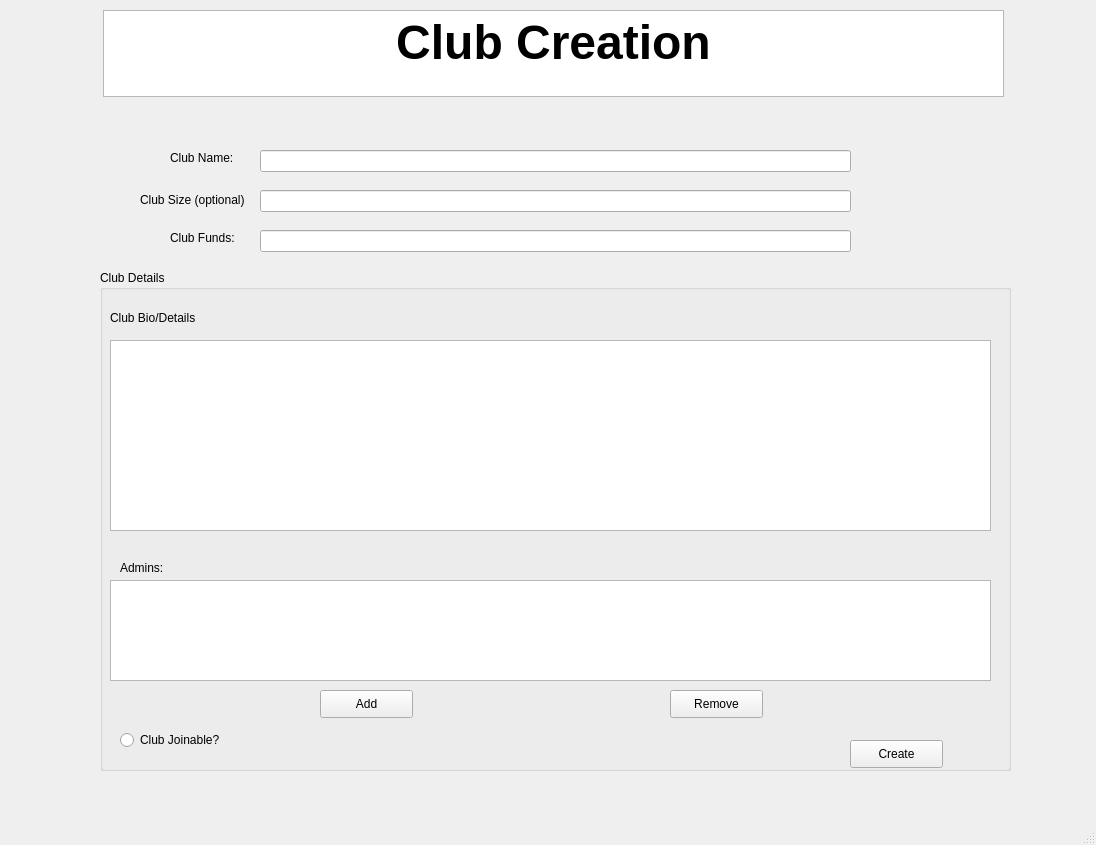
taqiKaAccount/Club-Management-System, file Club_Registration_4.ui: the form before one commit.
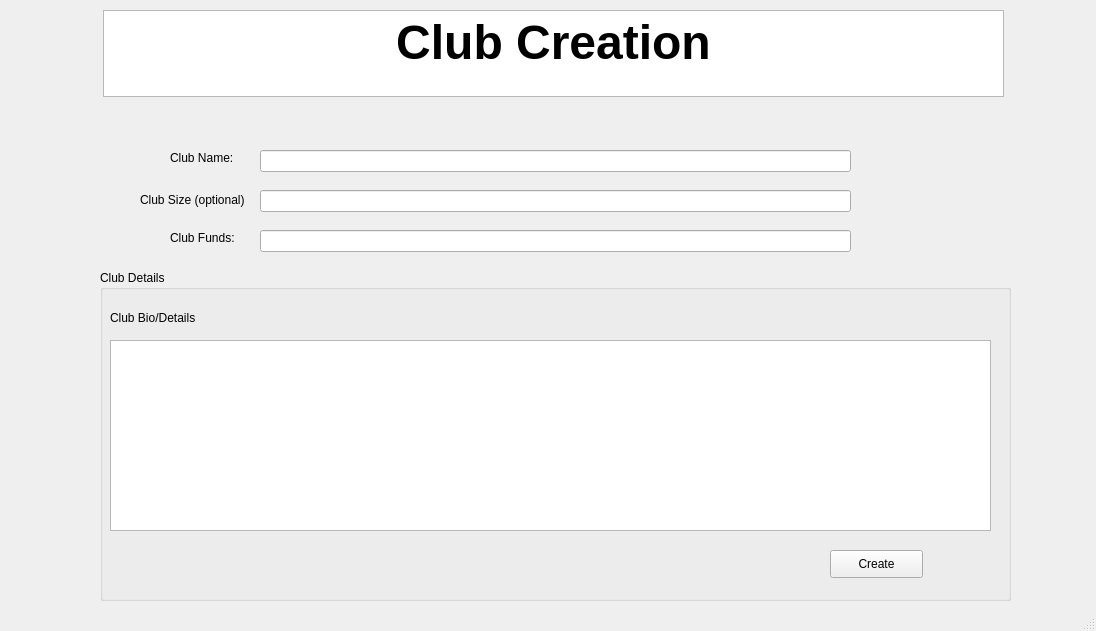
The form after the commit.

```diff
--- a/Club_Registration_4.ui
+++ b/Club_Registration_4.ui
@@ -7,7 +7,7 @@
     <x>0</x>
     <y>0</y>
     <width>1096</width>
-    <height>845</height>
+    <height>631</height>
    </rect>
   </property>
   <property name="windowTitle">
@@ -59,74 +59,12 @@
       <x>100</x>
       <y>270</y>
       <width>911</width>
-      <height>501</height>
+      <height>331</height>
      </rect>
     </property>
     <property name="title">
      <string>Club Details</string>
     </property>
-    <widget class="QRadioButton" name="radioButton">
-     <property name="geometry">
-      <rect>
-       <x>20</x>
-       <y>460</y>
-       <width>111</width>
-       <height>20</height>
-      </rect>
-     </property>
-     <property name="text">
-      <string>Club Joinable?</string>
-     </property>
-    </widget>
-    <widget class="QTableView" name="tableView">
-     <property name="geometry">
-      <rect>
-       <x>10</x>
-       <y>310</y>
-       <width>881</width>
-       <height>101</height>
-      </rect>
-     </property>
-    </widget>
-    <widget class="QLabel" name="label_4">
-     <property name="geometry">
-      <rect>
-       <x>20</x>
-       <y>290</y>
-       <width>55</width>
-       <height>16</height>
-      </rect>
-     </property>
-     <property name="text">
-      <string>Admins:</string>
-     </property>
-    </widget>
-    <widget class="QPushButton" name="pushButton">
-     <property name="geometry">
-      <rect>
-       <x>220</x>
-       <y>420</y>
-       <width>93</width>
-       <height>28</height>
-      </rect>
-     </property>
-     <property name="text">
-      <string>Add</string>
-     </property>
-    </widget>
-    <widget class="QPushButton" name="pushButton_2">
-     <property name="geometry">
-      <rect>
-       <x>570</x>
-       <y>420</y>
-       <width>93</width>
-       <height>28</height>
-      </rect>
-     </property>
-     <property name="text">
-      <string>Remove</string>
-     </property>
-    </widget>
     <widget class="QPlainTextEdit" name="plainTextEdit">
      <property name="geometry">
       <rect>
@@ -140,8 +78,8 @@
     <widget class="QPushButton" name="CreateClubButton">
      <property name="geometry">
       <rect>
-       <x>750</x>
-       <y>470</y>
+       <x>730</x>
+       <y>280</y>
        <width>93</width>
        <height>28</height>
       </rect>
```
